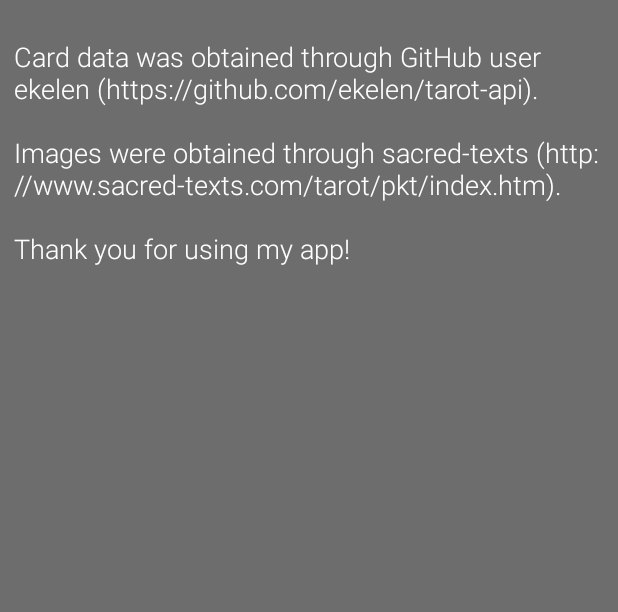
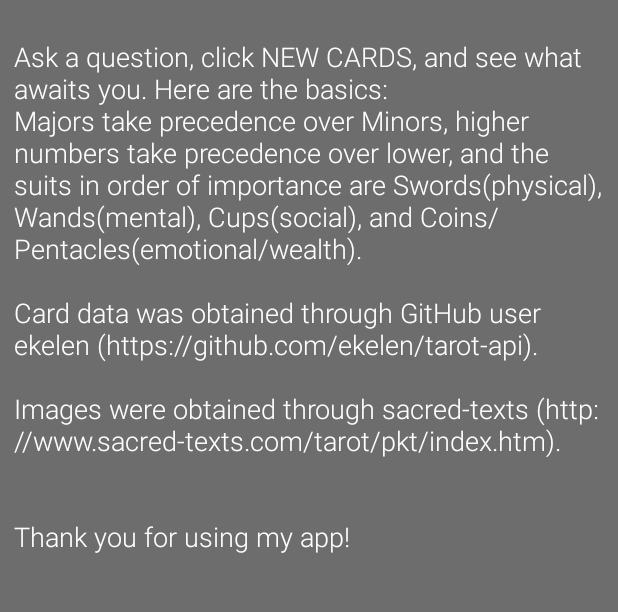
Before and after one commit to SpectralFergus/tarot, an Android app: the screen it shows after launch (AboutActivity), in the options menu, after a tap on "About", on a phone screen of 412 x 824 dp, the part 240-852 px from its top. Run offline under Robolectric (Android 15) with nearby library versions, the phone set to English and light mode, and no system bars; our stand-ins replace Room's generated code; libraries missing offline, so code that uses them is left out: android.arch.persistence.

Commit message:
Updated about page, closes #22.

```diff
--- a/app/src/main/java/com/spectralfergus/practice/tarotapp/AboutActivity.kt
+++ b/app/src/main/java/com/spectralfergus/practice/tarotapp/AboutActivity.kt
@@ -4,7 +4,6 @@ import android.support.v7.app.AppCompatActivity
 import android.os.Bundle
 
 class AboutActivity : AppCompatActivity() {
-
     override fun onCreate(savedInstanceState: Bundle?) {
         super.onCreate(savedInstanceState)
         setContentView(R.layout.activity_about)
--- a/app/src/main/java/com/spectralfergus/practice/tarotapp/CardViewModel.java
+++ b/app/src/main/java/com/spectralfergus/practice/tarotapp/CardViewModel.java
@@ -19,6 +19,7 @@ public class CardViewModel extends AndroidViewModel {
         cardList = repository.getCardList();
         iSelected = new MutableLiveData<>();
         if (cardList.getValue() == null || cardList.getValue().size() <= 0) {
+            deleteAllCards();
             fetchRandomTarot(3);
         }
     }
--- a/app/src/main/res/values/strings.xml
+++ b/app/src/main/res/values/strings.xml
@@ -5,8 +5,11 @@
     <string name="reverse">Reverse:</string>
     <string name="card_content_description">Tarot card image</string>
     <string name="action_about">About</string>
-    <string name="about">Card data was obtained through GitHub user ekelen (https://github.com/ekelen/tarot-api).
+    <string name="about">Ask a question, click "NEW CARDS", and see what awaits you. Here are the basics:
+        \nMajors take precedence over Minors, higher numbers take precedence over lower, and the suits in order of importance
+        are Swords(physical), Wands(mental), Cups(social), and Coins/Pentacles(emotional/wealth).
+        \n\nCard data was obtained through GitHub user ekelen (https://github.com/ekelen/tarot-api).
         \n\nImages were obtained through sacred-texts (http://www.sacred-texts.com/tarot/pkt/index.htm).
-        \n\nThank you for using my app!
+        \n\n\nThank you for using my app!
     </string>
 </resources>
```
